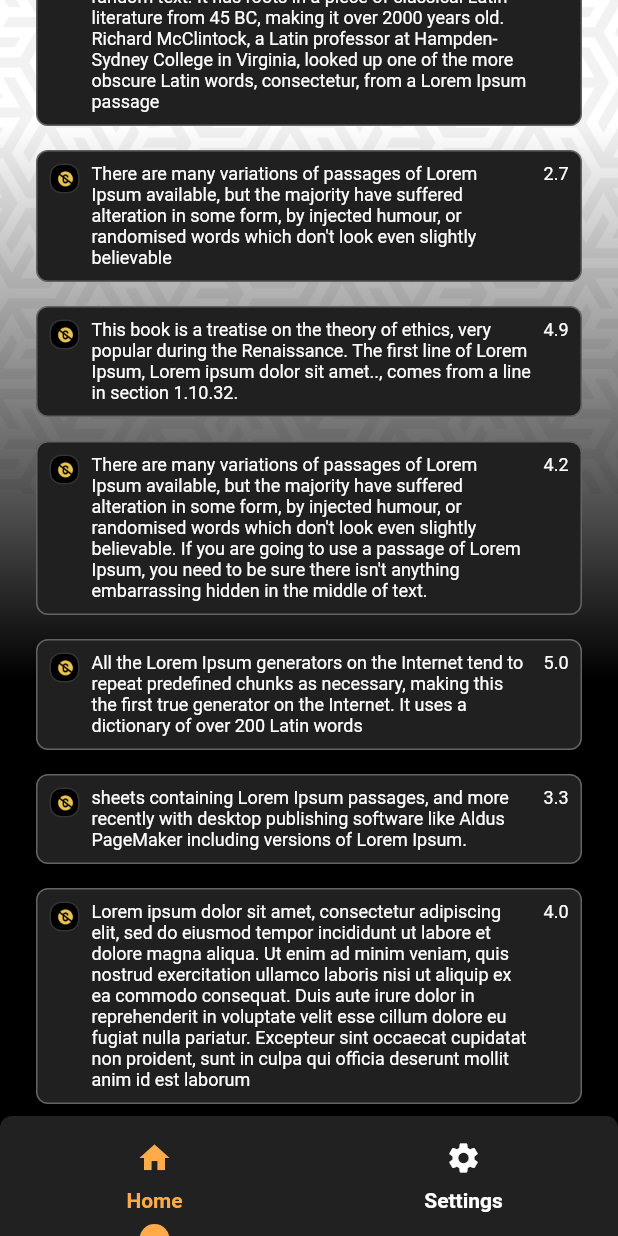
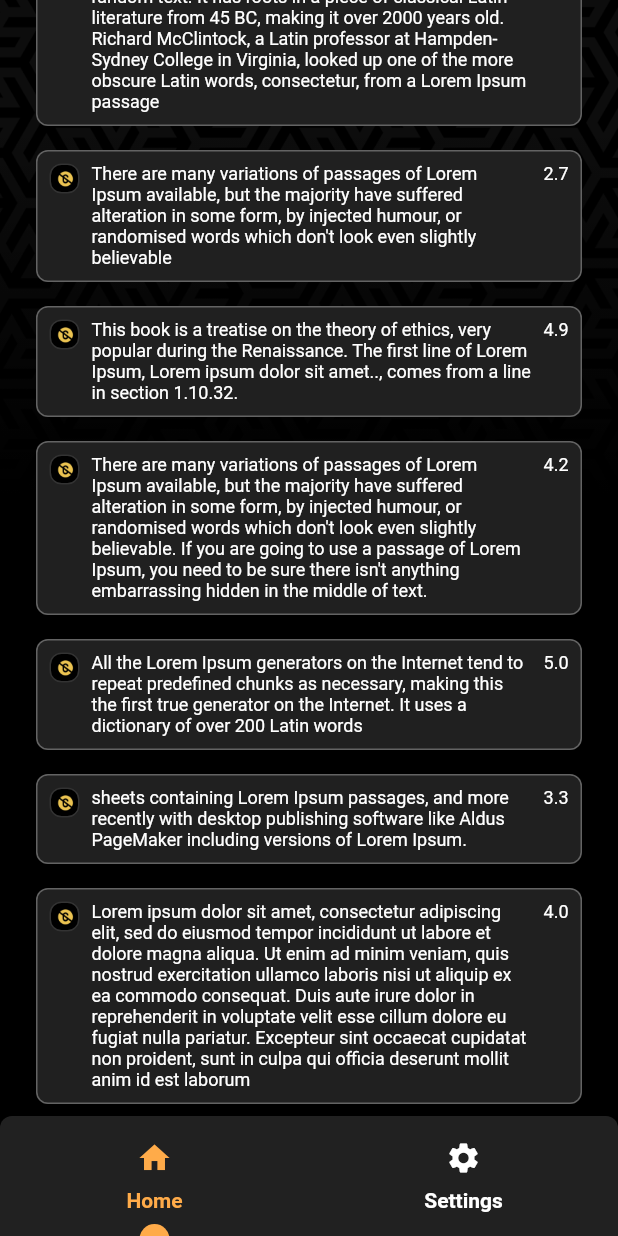
Before and after one commit to Ratul1998/cambridge_wealth, a Flutter app: the screen it shows after launch, scrolled down 460 dp, on a phone screen of 412 x 824 dp. Run offline on Flutter 3.47's test engine with Material 2 defaults, Android fonts, the phone set to English and light mode, and no system bars; our stand-ins replace flutter_bloc.

Commit message:
code formatted

```diff
--- a/lib/bloc/homepage/event.dart
+++ b/lib/bloc/homepage/event.dart
@@ -1,3 +1,3 @@
-abstract class HomePageEvent{}
+abstract class HomePageEvent {}
 
-class FetchHomePageData extends HomePageEvent{}
+class FetchHomePageData extends HomePageEvent {}
--- a/lib/bloc/notifications/event.dart
+++ b/lib/bloc/notifications/event.dart
@@ -1,3 +1,3 @@
-abstract class NotificationEvent{}
+abstract class NotificationEvent {}
 
-class FetchNotificationData extends NotificationEvent{}
+class FetchNotificationData extends NotificationEvent {}
--- a/lib/mobilescreen/phone_home.dart
+++ b/lib/mobilescreen/phone_home.dart
@@ -1,7 +1,6 @@
 import 'package:cambridge_wealth/bloc/homepage/bloc.dart';
 import 'package:cambridge_wealth/bloc/homepage/event.dart';
 import 'package:cambridge_wealth/bloc/homepage/state.dart';
-import 'package:cambridge_wealth/mobilescreen/phone_notification.dart';
 import 'package:cambridge_wealth/models/bottom_navigation_item_data.dart';
 import 'package:cambridge_wealth/models/home_page_data.dart';
 import 'package:cambridge_wealth/utils/size_config.dart';
@@ -12,6 +11,7 @@ import 'package:flutter_bloc/flutter_bloc.dart';
 
 import '../webpages/bottom_navigation_item.dart';
 import '../widgets/home_page_row.dart';
+import '../widgets/notification_section.dart';
 
 class PhoneHome extends StatefulWidget {
   const PhoneHome({Key? key}) : super(key: key);
@@ -22,13 +22,15 @@ class PhoneHome extends StatefulWidget {
 
 class PhoneHomeState extends State<PhoneHome> {
   List<NavigationButtonData> actions = [
-    NavigationButtonData(
-        onClick: () {}, icon: Icons.home, name: 'Home', selected: true),
-    NavigationButtonData(
-        onClick: () {}, icon: Icons.settings, name: 'Settings', selected: false)
+    NavigationButtonData(icon: Icons.home, name: 'Home'),
+    NavigationButtonData(icon: Icons.settings, name: 'Settings')
   ];
 
   late HomePageBloc homePageBloc;
+
+  bool isNotificationSelected = false;
+
+  int selectedIndex = 0;
 
   @override
   void initState() {
@@ -44,6 +46,7 @@ class PhoneHomeState extends State<PhoneHome> {
         Container(
           height: SizeConfig.screenHeight / 2.5,
           decoration: const BoxDecoration(
+            color: Colors.black,
             image: DecorationImage(
                 image: AssetImage('assets/images/homebg.png'),
                 fit: BoxFit.fitWidth),
@@ -66,7 +69,12 @@ class PhoneHomeState extends State<PhoneHome> {
               );
             } else if (state is FetchedState) {
               HomePageData homePageData = state.homePageData;
-
+              if (isNotificationSelected) {
+                widget = const NotificationSection(
+                    marginLeft: Spacing.space16,
+                    marginRight: Spacing.space16,
+                    marginTop: Spacing.space16);
+              } else {
                 widget = SingleChildScrollView(
                   physics: const ScrollPhysics(),
                   child: Column(
@@ -88,8 +96,8 @@ class PhoneHomeState extends State<PhoneHome> {
                                       BorderRadius.all(Radius.circular(8)),
                                   color: Colors.white,
                                   image: DecorationImage(
-                                    image:
-                                        AssetImage('assets/images/applogo.png'),
+                                      image: AssetImage(
+                                          'assets/images/applogo.png'),
                                       fit: BoxFit.cover,
                                       scale: 0.1)),
                             ),
@@ -98,7 +106,9 @@ class PhoneHomeState extends State<PhoneHome> {
                             ),
                             InkWell(
                               onTap: () {
-                              Navigator.of(context).push(MaterialPageRoute(builder: (context)=> const PhoneNotification()));
+                                setState(() {
+                                  isNotificationSelected = true;
+                                });
                               },
                               child: Container(
                                 width: 48,
@@ -152,7 +162,8 @@ class PhoneHomeState extends State<PhoneHome> {
                                         height: 56,
                                         color: Colors.white,
                                       ),
-                                    const Score(value: '1,552', title: 'COINS'),
+                                      const Score(
+                                          value: '1,552', title: 'COINS'),
                                     ],
                                   ),
                                 ),
@@ -175,12 +186,14 @@ class PhoneHomeState extends State<PhoneHome> {
                           itemCount: homePageData.homePageCards.length,
                           itemBuilder: (context, index) {
                             return HomePageRow(
-                            homePageCardData: homePageData.homePageCards[index],
+                              homePageCardData:
+                                  homePageData.homePageCards[index],
                             );
                           }),
                     ],
                   ),
                 );
+              }
             } else if (state is ErrorState) {
               widget = Center(
                 child: Text(
@@ -199,10 +212,26 @@ class PhoneHomeState extends State<PhoneHome> {
                     topLeft: Radius.circular(8), topRight: Radius.circular(8)),
                 color: Colors.grey[900]),
             child: Row(
-              children: actions.map((e) {
-                return Expanded(
-                    child: BottomNavigationButton(navigationButtonData: e));
-              }).toList(),
+              children: [
+                Expanded(
+                    child: BottomNavigationButton(
+                        navigationButtonData: actions[0],
+                        onClick: () {
+                          setState(() {
+                            selectedIndex = 0;
+                          });
+                        },
+                        selected: selectedIndex == 0)),
+                Expanded(
+                    child: BottomNavigationButton(
+                        navigationButtonData: actions[1],
+                        onClick: () {
+                          setState(() {
+                            selectedIndex = 1;
+                          });
+                        },
+                        selected: selectedIndex == 1)),
+              ],
             ),
           ),
         ),
--- a/lib/models/bottom_navigation_item_data.dart
+++ b/lib/models/bottom_navigation_item_data.dart
@@ -1,14 +1,11 @@
 import 'package:flutter/cupertino.dart';
 
 class NavigationButtonData {
-  final Function() onClick;
   final IconData icon;
   final String name;
-  final bool selected;
 
-  NavigationButtonData(
-      {required this.onClick,
-      required this.icon,
-      required this.name,
-      required this.selected});
+  NavigationButtonData({
+    required this.icon,
+    required this.name,
+  });
 }
--- a/lib/utils/style.dart
+++ b/lib/utils/style.dart
@@ -71,7 +71,7 @@ class Gradients {
       begin: Alignment.bottomCenter,
       end: Alignment.topCenter,
       stops: [
-        0.45,
+        0.6,
         0.9,
       ],
       colors: [
--- a/lib/webpages/bottom_navigation_item.dart
+++ b/lib/webpages/bottom_navigation_item.dart
@@ -4,23 +4,27 @@ import 'package:flutter/material.dart';
 
 class BottomNavigationButton extends StatelessWidget {
   final NavigationButtonData navigationButtonData;
+  final Function() onClick;
+  final bool selected;
 
-  const BottomNavigationButton({Key? key, required this.navigationButtonData})
+  const BottomNavigationButton(
+      {Key? key,
+      required this.navigationButtonData,
+      required this.onClick,
+      required this.selected})
       : super(key: key);
 
   @override
   Widget build(BuildContext context) {
     return InkWell(
-      onTap: navigationButtonData.onClick,
+      onTap: onClick,
       child: Column(
         children: [
           Container(
             margin: const EdgeInsets.only(top: 16, bottom: 8),
             child: Icon(
               navigationButtonData.icon,
-              color: navigationButtonData.selected
-                  ? context.colorScheme.primaryColor
-                  : Colors.white,
+              color: selected ? context.colorScheme.primaryColor : Colors.white,
             ),
           ),
           Container(
@@ -28,13 +32,13 @@ class BottomNavigationButton extends StatelessWidget {
             child: Text(
               navigationButtonData.name,
               style: context.textTheme.body1Medium.copyWith(
-                  color: navigationButtonData.selected
+                  color: selected
                       ? context.colorScheme.primaryColor
                       : Colors.white),
             ),
           ),
           Visibility(
-            visible: navigationButtonData.selected,
+            visible: selected,
             child: Container(
               height: 10,
               width: 20,
```
Also changed, not shown: lib/bloc/homepage/bloc.dart (+2 -10 lines), lib/bloc/homepage/state.dart (+5 -10 lines), lib/bloc/notifications/bloc.dart (+5 -11 lines), lib/bloc/notifications/state.dart (+5 -10 lines), lib/main.dart (+4 -3 lines), lib/mobilescreen/phone_notification.dart (+5 -12 lines), lib/models/home_page_data.dart (+16 -18 lines), lib/models/notification_data.dart (+5 -4 lines), lib/repositories/home_repository.dart (+2 -5 lines), lib/repositories/notification_repository.dart (+6 -7 lines), lib/webpages/side_navigation_item.dart (+11 -6 lines), lib/webpages/web_home.dart (+48 -23 lines), lib/widgets/SideNavigationBar.dart (+25 -7 lines), lib/widgets/notification_section.dart (+29 -25 lines). Lines whose indentation alone changed are shown as unchanged.
